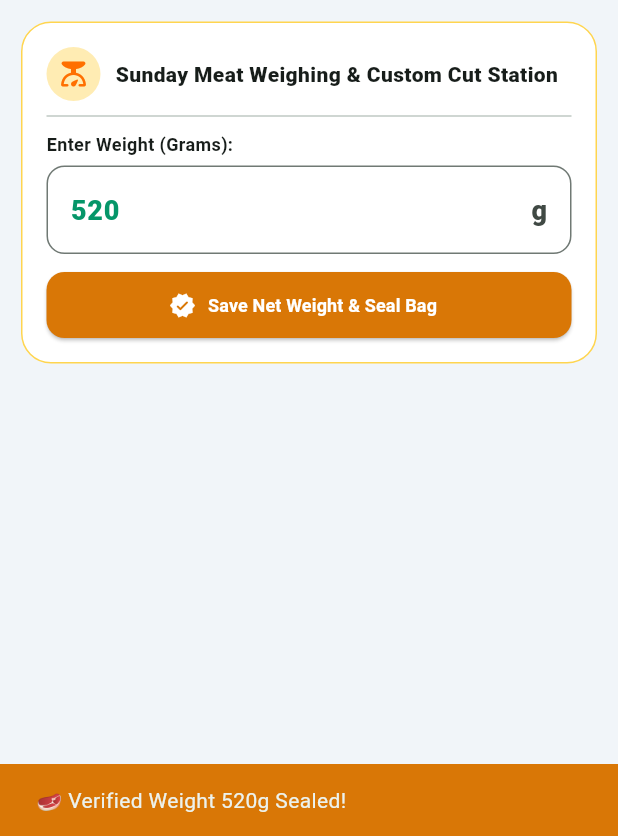
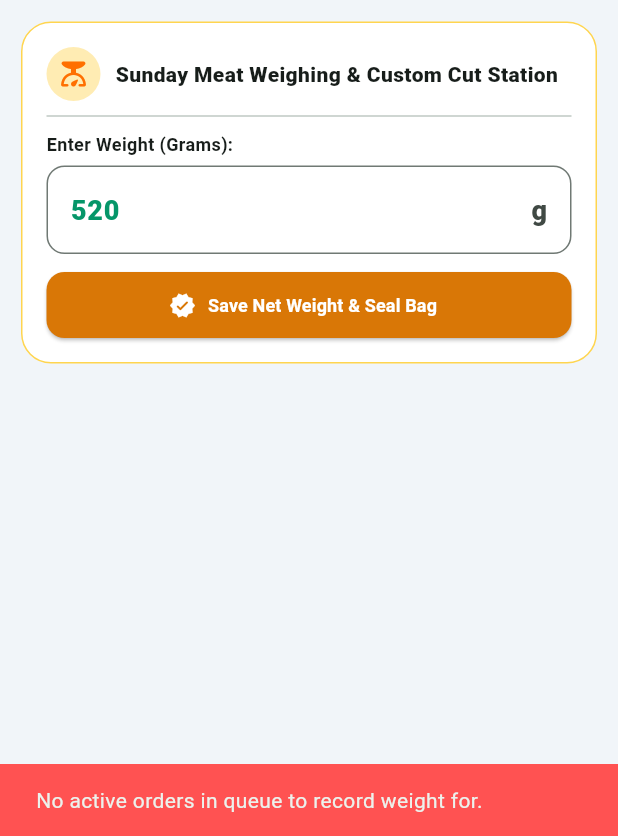
Before and after one commit to ajitchowdary08/Flash_Fresh_Delivery, a Flutter app: the StoreDashboardScreen screen opened directly, after a tap on "Sunday Meat Scale", after a tap on "Save Net Weight & Seal Bag", on a phone screen of 412 x 824 dp, the part 400-1236 px from its top. Run offline on Flutter 3.47's test engine with Material 3 defaults, Android fonts, the phone set to English and light mode, and no system bars; our stand-ins replace firebase_auth, firebase_core, geolocator, google_maps_flutter, shared_preferences, webview_flutter; accounts and stored records are empty; network calls fail.

Commit message:
Fix store app: persist meat weighing via recordMeatWeight, prevent phantom rider dispatch, add store reviews endpoint, and gate demo credentials

```diff
--- a/miyapur_quick_commerce/store_app/lib/screens/store_dashboard_screen.dart
+++ b/miyapur_quick_commerce/store_app/lib/screens/store_dashboard_screen.dart
@@ -128,7 +128,16 @@ class _StoreDashboardScreenState extends State<StoreDashboardScreen> {
   }
 
   void _handleAssignRider(String orderId) async {
-    final riderId = _selectedRiders[orderId] ?? (_activeRiders.isNotEmpty ? _activeRiders.first["id"]! : "rdr_9848012345");
+    if (_activeRiders.isEmpty) {
+      ScaffoldMessenger.of(context).showSnackBar(
+        const SnackBar(
+          content: Text("No delivery riders currently online. Please wait for a rider to go on duty."),
+          backgroundColor: Colors.redAccent,
+        ),
+      );
+      return;
+    }
+    final riderId = _selectedRiders[orderId] ?? _activeRiders.first["id"]!;
     final res = await StoreApiService.assignRider(orderId, riderId);
     if (!mounted) return;
     final ok = res["success"] == true;
@@ -251,6 +260,7 @@ class _StoreDashboardScreenState extends State<StoreDashboardScreen> {
               style: ElevatedButton.styleFrom(backgroundColor: const Color(0xFF059669)),
               onPressed: () async {
                 Navigator.pop(ctx);
+                final messenger = ScaffoldMessenger.of(context);
                 final w = double.tryParse(_weighWeightCtrl.text) ?? 520;
                 await StoreApiService.recordMeatWeight(
                   orderId: _weighOrderId!,
@@ -260,7 +270,7 @@ class _StoreDashboardScreenState extends State<StoreDashboardScreen> {
                   skinless: _skinless,
                 );
                 if (!mounted) return;
-                ScaffoldMessenger.of(context).showSnackBar(
+                messenger.showSnackBar(
                   SnackBar(content: Text("🥩 Weight ${w.toInt()}g Recorded & Bag Sealed!"), backgroundColor: const Color(0xFF059669)),
                 );
                 _loadDashboardData();
@@ -651,8 +661,9 @@ class _StoreDashboardScreenState extends State<StoreDashboardScreen> {
                 Row(
                   children: [
                     Expanded(
-                      child: DropdownButtonFormField<String>(
-                        value: _selectedRiders[orderId] ?? (_activeRiders.isNotEmpty ? _activeRiders.first["id"] : "rdr_ravi_01"),
+                      child: _activeRiders.isNotEmpty
+                          ? DropdownButtonFormField<String>(
+                              value: _selectedRiders[orderId] ?? _activeRiders.first["id"],
                               items: _activeRiders
                                   .map((r) => DropdownMenuItem(
                                         value: r["id"] as String,
@@ -661,6 +672,11 @@ class _StoreDashboardScreenState extends State<StoreDashboardScreen> {
                                   .toList(),
                               onChanged: (val) => setState(() => _selectedRiders[orderId] = val!),
                               decoration: InputDecoration(contentPadding: const EdgeInsets.symmetric(horizontal: 10), border: OutlineInputBorder(borderRadius: BorderRadius.circular(10))),
+                            )
+                          : Container(
+                              padding: const EdgeInsets.symmetric(horizontal: 10, vertical: 12),
+                              decoration: BoxDecoration(border: Border.all(color: Colors.grey.shade300), borderRadius: BorderRadius.circular(10)),
+                              child: const Text("No riders online", style: TextStyle(fontSize: 11, color: Colors.grey)),
                             ),
                     ),
                     const SizedBox(width: 8),
@@ -721,7 +737,33 @@ class _StoreDashboardScreenState extends State<StoreDashboardScreen> {
               style: ElevatedButton.styleFrom(backgroundColor: const Color(0xFFD97706), shape: RoundedRectangleBorder(borderRadius: BorderRadius.circular(12))),
               onPressed: () async {
                 final w = double.tryParse(_weighWeightCtrl.text) ?? 520;
-                ScaffoldMessenger.of(context).showSnackBar(SnackBar(content: Text("🥩 Verified Weight ${w.toInt()}g Sealed!"), backgroundColor: const Color(0xFFD97706)));
+                final meatOrders = _packingQueue.where((o) => o['is_sunday_meat_order'] == true).toList();
+                final targetOrderId = _weighOrderId ?? (meatOrders.isNotEmpty ? meatOrders.first['order_id'] : (_packingQueue.isNotEmpty ? _packingQueue.first['order_id'] : null));
+                if (targetOrderId != null) {
+                  final res = await StoreApiService.recordMeatWeight(
+                    orderId: targetOrderId,
+                    weightG: w,
+                    cutType: _cutStyle,
+                    turmericWash: _turmericWash,
+                    skinless: _skinless,
+                  );
+                  if (!mounted) return;
+                  final ok = res['success'] == true;
+                  ScaffoldMessenger.of(context).showSnackBar(
+                    SnackBar(
+                      content: Text(ok ? "🥩 Verified Weight ${w.toInt()}g Sealed for Order!" : "❌ ${res['message'] ?? 'Failed to record weight'}"),
+                      backgroundColor: ok ? const Color(0xFFD97706) : Colors.redAccent,
+                    ),
+                  );
+                  if (ok) _loadDashboardData();
+                } else {
+                  ScaffoldMessenger.of(context).showSnackBar(
+                    const SnackBar(
+                      content: Text("No active orders in queue to record weight for."),
+                      backgroundColor: Colors.redAccent,
+                    ),
+                  );
+                }
               },
               icon: const Icon(Icons.verified_rounded, size: 18, color: Colors.white),
               label: const Text("Save Net Weight & Seal Bag", style: TextStyle(color: Colors.white, fontWeight: FontWeight.bold, fontSize: 12)),
--- a/miyapur_quick_commerce/store_app/lib/screens/store_login_screen.dart
+++ b/miyapur_quick_commerce/store_app/lib/screens/store_login_screen.dart
@@ -1,3 +1,4 @@
+import 'package:flutter/foundation.dart';
 import 'package:flutter/material.dart';
 import 'package:flutter/services.dart';
 
@@ -255,6 +256,7 @@ class _StoreLoginScreenState extends State<StoreLoginScreen> {
                   style: const TextStyle(color: Colors.redAccent, fontSize: 13),
                 ),
               ],
+              if (kDebugMode) ...[
                 const SizedBox(height: 32),
                 Container(
                   padding: const EdgeInsets.all(14),
@@ -268,6 +270,7 @@ class _StoreLoginScreenState extends State<StoreLoginScreen> {
                   ),
                 ),
               ],
+            ],
           ),
         ),
       ),
--- a/miyapur_quick_commerce/store_app/lib/services/store_api_service.dart
+++ b/miyapur_quick_commerce/store_app/lib/services/store_api_service.dart
@@ -338,7 +338,7 @@ class StoreApiService {
   static Future<Map<String, dynamic>> getRatings() async {
     try {
       final res = await http
-          .get(Uri.parse("$baseUrl/rider/reviews"), headers: _authHeaders())
+          .get(Uri.parse("$baseUrl/store/reviews"), headers: _authHeaders())
           .timeout(const Duration(seconds: 10));
       if (res.statusCode == 200) return jsonDecode(res.body);
     } catch (_) {}
```
Also changed, not shown: 1 other file. Lines whose indentation alone changed are shown as unchanged.
